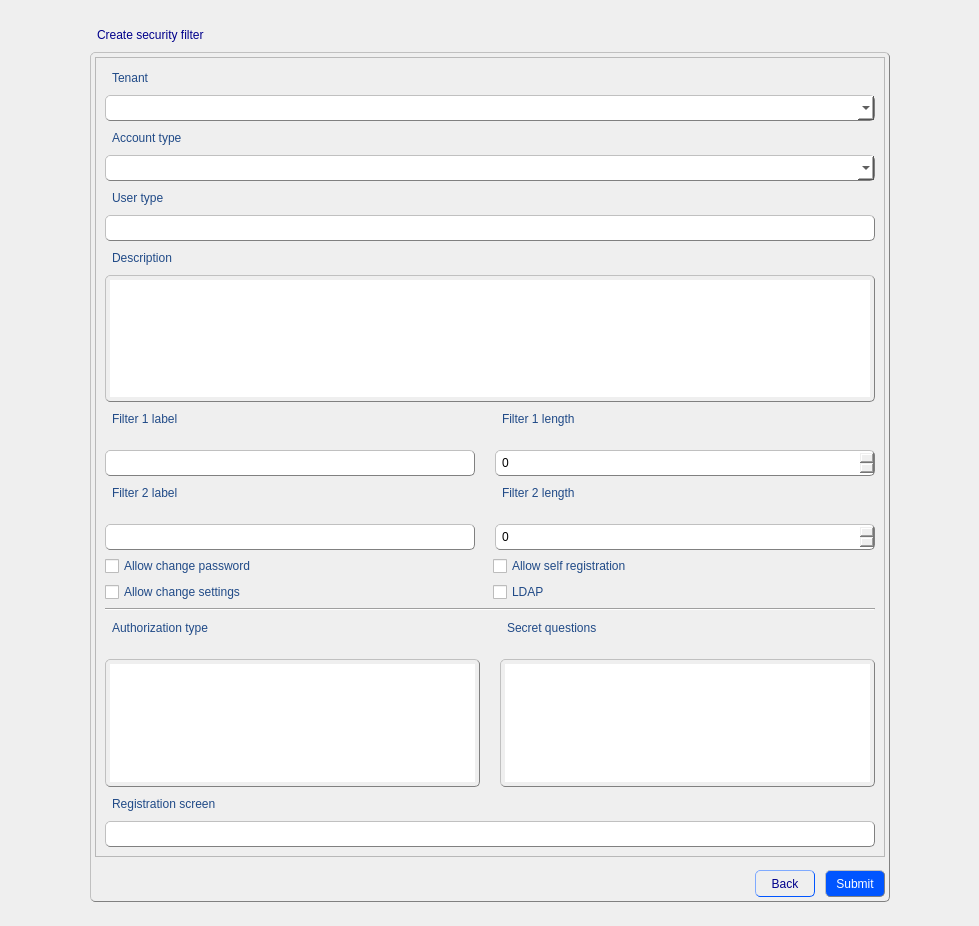
Above: Builder/Builder/createsecurityfilterform.ui from Rork96/QtProjects before the change. Below: the same form after it.
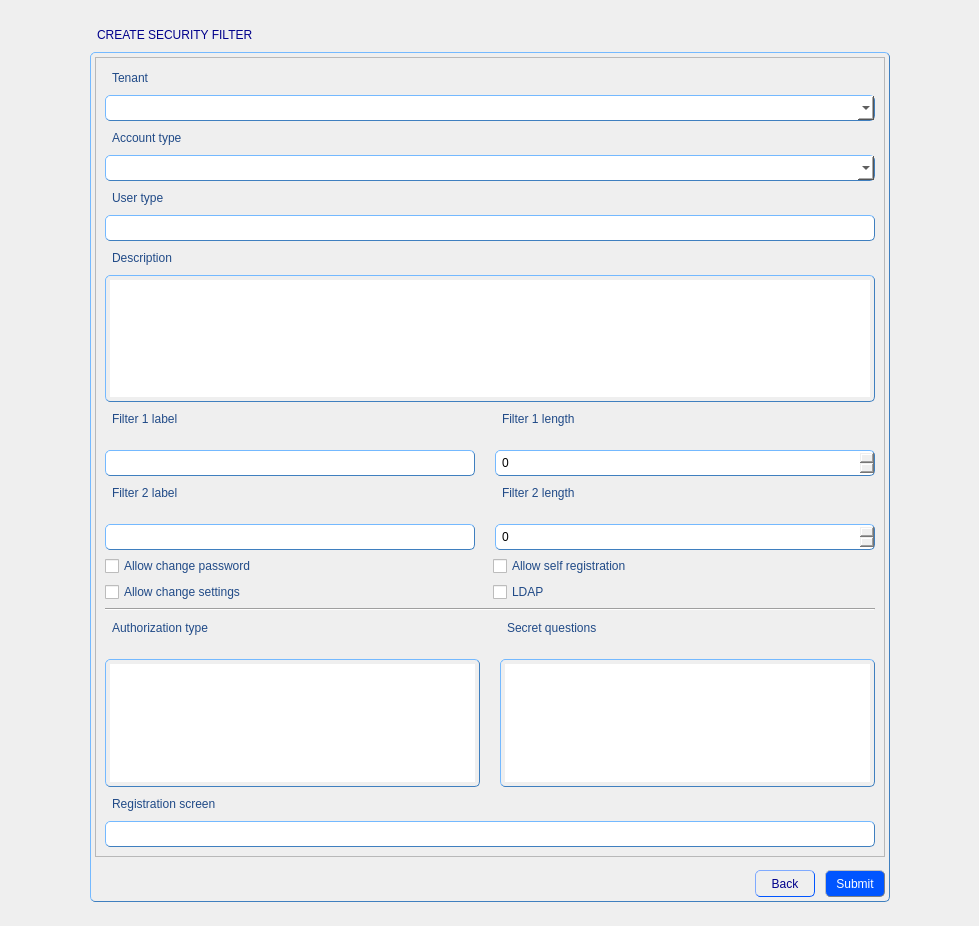
That is the form after the change.

Diff of the .ui file:
```diff
--- a/Builder/Builder/createsecurityfilterform.ui
+++ b/Builder/Builder/createsecurityfilterform.ui
@@ -17,7 +17,7 @@
    <string notr="true">QGroupBox {
                color: black;
                padding: 4px;
-               border: 1px solid grey; 
+               border: 1px solid rgb(63, 127, 191); 
                border-radius: 5px;
                border-style: outset;
               }
@@ -25,7 +25,7 @@
                color: blue;
                padding: 4px;
                border-radius: 5px;
-               border: 1px solid grey; 
+               border: 1px solid rgb(63, 127, 191); 
                border-style: outset;
 	           font: 11pt &quot;MS Shell Dlg 2&quot;;
               }
@@ -46,7 +46,7 @@
 QLineEdit {
                color: black;
                padding: 4px;
-               border: 1px solid grey; 
+               border: 1px solid rgb(63, 127, 191); 
                border-radius: 5px;
                border-style: outset;
 	           font: 10pt &quot;MS Shell Dlg 2&quot;;
@@ -54,7 +54,7 @@
 QComboBox {
 			   color: black;
                padding: 4px;
-               border: 1px solid grey; 
+               border: 1px solid rgb(63, 127, 191); 
                border-radius: 5px;
                border-style: outset;
                font: 9pt &quot;MS Shell Dlg 2&quot;;
@@ -63,7 +63,7 @@
 QTextEdit {
                color: black;
                padding: 4px;
-               border: 1px solid grey; 
+               border: 1px solid rgb(63, 127, 191); 
                border-radius: 5px;
                border-style: outset;
 	           font: 10pt &quot;MS Shell Dlg 2&quot;;
@@ -71,7 +71,7 @@
 QSpinBox {
                color: black;
                padding: 4px;
-               border: 1px solid grey; 
+               border: 1px solid rgb(63, 127, 191); 
                border-radius: 5px;
                border-style: outset;
 	           font: 10pt &quot;MS Shell Dlg 2&quot;;
@@ -79,7 +79,7 @@
 QListView {
                color: black;
                padding: 4px;
-               border: 1px solid grey; 
+               border: 1px solid rgb(63, 127, 191); 
                border-radius: 5px;
                border-style: outset;
 	           font: 10pt &quot;MS Shell Dlg 2&quot;;
@@ -104,7 +104,7 @@
               }</string>
      </property>
      <property name="text">
-      <string>Create security filter</string>
+      <string>CREATE SECURITY FILTER</string>
      </property>
     </widget>
    </item>
```
